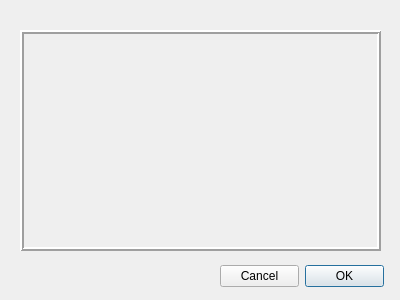
damr-/macro-creator, file newcommanddialog.ui: the form before one commit.
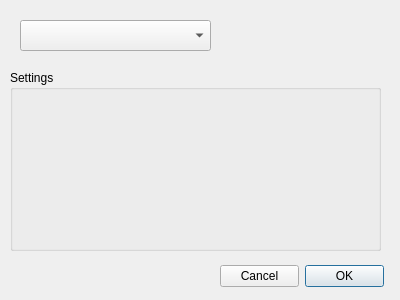
The form after the commit. Icons and pictures are not drawn.

The edit to the form file:
```diff
--- a/newcommanddialog.ui
+++ b/newcommanddialog.ui
@@ -32,34 +32,52 @@
     <bool>true</bool>
    </property>
   </widget>
-  <widget class="QScrollArea" name="scrollArea">
+  <widget class="QComboBox" name="commandSelectBox">
    <property name="geometry">
     <rect>
      <x>20</x>
-     <y>30</y>
-     <width>361</width>
-     <height>221</height>
+     <y>20</y>
+     <width>191</width>
+     <height>31</height>
     </rect>
    </property>
-   <property name="frameShape">
-    <enum>QFrame::Box</enum>
+   <property name="font">
+    <font>
+     <pointsize>10</pointsize>
+    </font>
    </property>
-   <property name="frameShadow">
-    <enum>QFrame::Raised</enum>
+   <property name="currentText">
+    <string/>
    </property>
-   <property name="lineWidth">
-    <number>2</number>
+   <property name="currentIndex">
+    <number>-1</number>
    </property>
-   <property name="widgetResizable">
+   <property name="sizeAdjustPolicy">
+    <enum>QComboBox::AdjustToContentsOnFirstShow</enum>
+   </property>
+   <property name="frame">
     <bool>true</bool>
    </property>
-   <widget class="QWidget" name="scrollAreaWidgetContents">
+  </widget>
+  <widget class="QGroupBox" name="commandSettings">
+   <property name="geometry">
+    <rect>
+     <x>10</x>
+     <y>70</y>
+     <width>371</width>
+     <height>181</height>
+    </rect>
+   </property>
+   <property name="title">
+    <string>Settings</string>
+   </property>
+   <widget class="QWidget" name="widget" native="true">
     <property name="geometry">
      <rect>
-      <x>0</x>
-      <y>0</y>
-      <width>353</width>
-      <height>213</height>
+      <x>10</x>
+      <y>20</y>
+      <width>351</width>
+      <height>141</height>
      </rect>
     </property>
    </widget>
```
Left out of the diff: 10 changed lines with no effect on the pictures.
